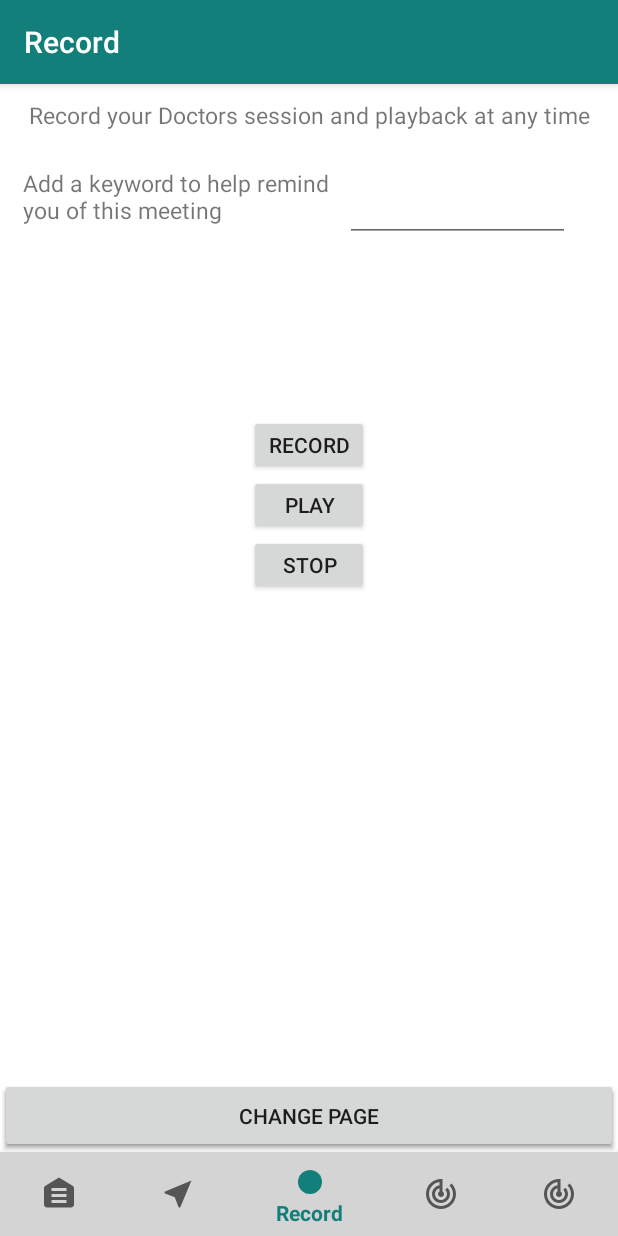
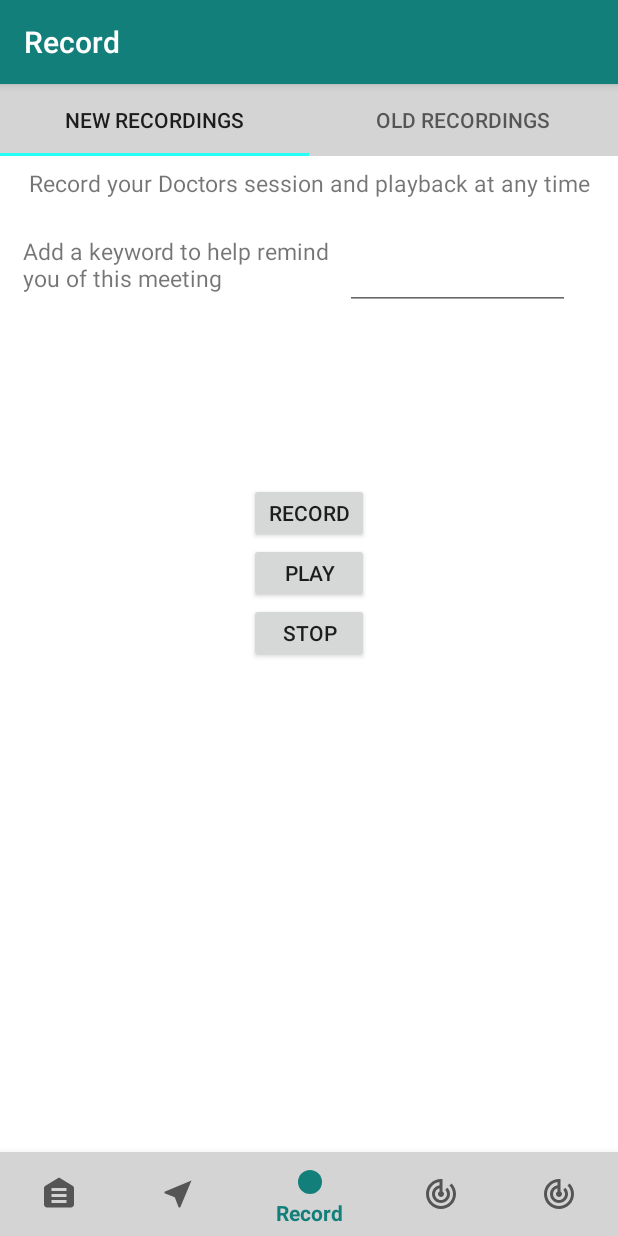
Before and after one commit to chrisUniDev/PRCO203-Android-, an Android app: the screen it shows after launch (MainActivity), item 3 of the bottom bar chosen, on a phone screen of 412 x 824 dp. Run offline under Robolectric (Android 15) with nearby library versions, the phone set to English and light mode, and no system bars.

Commit message:
Added tabs to record, gone back to previous working version

```diff
--- a/BBAHealth/app/src/main/AndroidManifest.xml
+++ b/BBAHealth/app/src/main/AndroidManifest.xml
@@ -1,6 +1,8 @@
 <?xml version="1.0" encoding="utf-8"?>
 <manifest xmlns:android="http://schemas.android.com/apk/res/android"
     package="com.example.bbahealth">
+
+    <uses-permission android:name="android.permission.RECORD_AUDIO" />
 
     <application
         android:allowBackup="true"
@@ -20,6 +22,4 @@
         </activity>
     </application>
 
-    <uses-permission android:name="android.permission.RECORD_AUDIO" />
-
 </manifest>
--- a/BBAHealth/app/src/main/res/layout/fragment_record.xml
+++ b/BBAHealth/app/src/main/res/layout/fragment_record.xml
@@ -12,22 +12,38 @@
         android:layout_marginTop="410dp"
         />
 
+    <android.support.design.widget.TabLayout
+        android:id="@+id/tabs"
+        android:layout_width="match_parent"
+        android:layout_height="wrap_content"
+        android:background="#D4D4D4"
+        >
+
+        <android.support.design.widget.TabItem
+            android:id="@+id/tabItem"
+            android:layout_width="wrap_content"
+            android:layout_height="wrap_content"
+            android:text="New Recordings"
+            android:onClick="changeView"
+            tools:ignore="OnClick"
+            />
+
+        <android.support.design.widget.TabItem
+            android:id="@+id/tabItem2"
+            android:layout_width="wrap_content"
+            android:layout_height="wrap_content"
+            android:text="Old Recordings"
+            android:onClick="changeView"
+            tools:ignore="OnClick"
+            />
+
+    </android.support.design.widget.TabLayout>
+
     <FrameLayout
         android:id="@+id/recordFragmentScreen"
         android:layout_width="match_parent"
         android:layout_height="match_parent"
-        />
-
-    <Button
-        android:id="@+id/buttonPage"
-        android:layout_width="match_parent"
-        android:layout_height="50dp"
-        android:layout_alignParentBottom="true"
-        android:layout_alignParentRight="true"
-        android:layout_alignParentEnd="true"
-        android:text="Change Page"
-        android:onClick="changeView"
-        tools:ignore="OnClick"
+        android:layout_marginTop="45dp"
         />
 
 </RelativeLayout>
--- a/BBAHealth/app/src/main/res/values/strings.xml
+++ b/BBAHealth/app/src/main/res/values/strings.xml
@@ -22,4 +22,9 @@
     <string name="section_format">Hello World from section: %1$d</string>
     <string name="click_a_recording_to_play_rename_or_delete">Click a recording to play, rename or delete</string>
     <string name="add_a_note_to_help_remind_you_of_this_meeting">Add a keyword to help remind you of this meeting</string>
+    <string name="title_activity_teststs">tests</string>
+    <string name="tab_text_1">Tab 1</string>
+    <string name="tab_text_2">Tab 2</string>
+    <string name="tab_text_3">Tab 3</string>
+    <string name="title_activity_asdz">AsdzActivity</string>
 </resources>
--- a/BBAHealth/build.gradle
+++ b/BBAHealth/build.gradle
@@ -7,7 +7,7 @@ buildscript {
         jcenter()
     }
     dependencies {
-        classpath 'com.android.tools.build:gradle:3.0.1'
+        classpath 'com.android.tools.build:gradle:3.1.1'
 
         // NOTE: Do not place your application dependencies here; they belong
         // in the individual module build.gradle files
```
Also changed, not shown: BBAHealth/app/src/main/java/com/example/bbahealth/MainActivity.java (+14 -13 lines), BBAHealth/app/src/main/res/menu/menu_main2.xml (deleted, +0 -10 lines), BBAHealth/gradle/wrapper/gradle-wrapper.properties.
